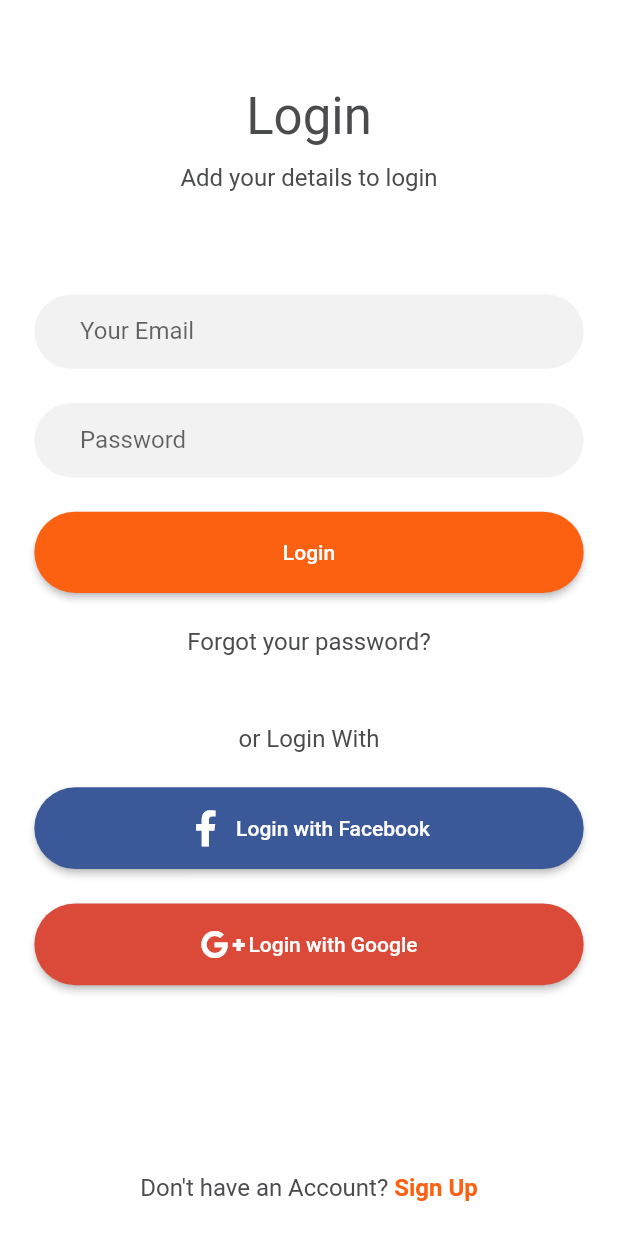
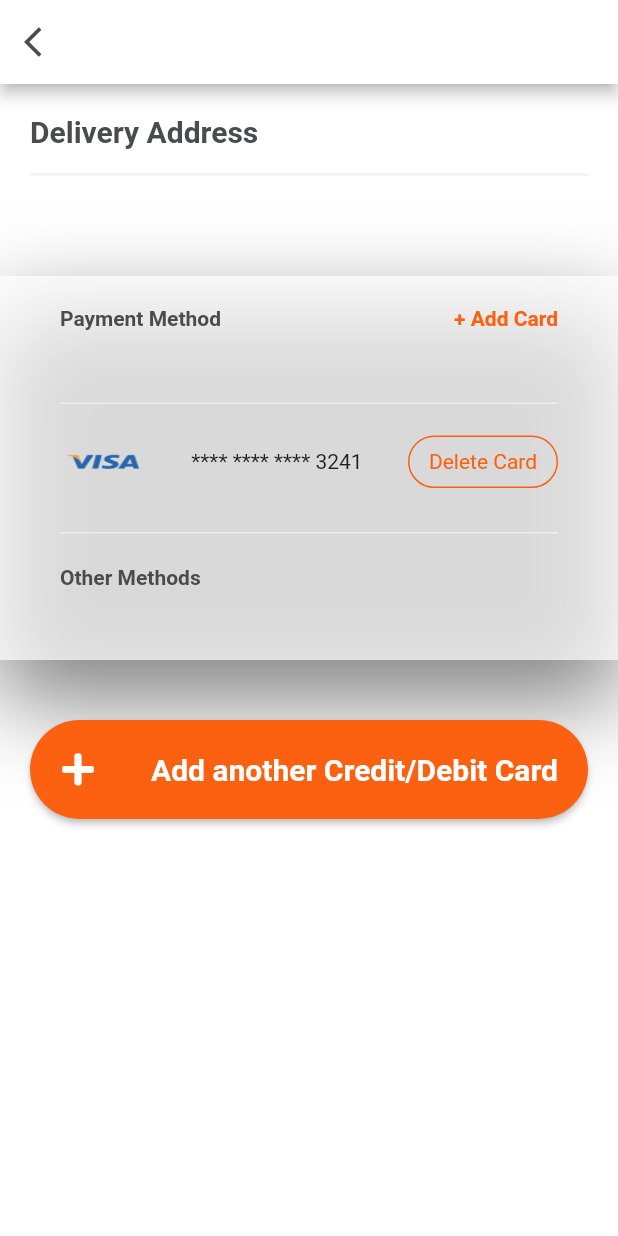
Before and after one commit to imam-swe/Food_Delivery_UI, a Flutter app: the LoginPage screen opened by its route, after a tap on "Login", on a phone screen of 412 x 824 dp. Run offline on Flutter 3.47's test engine with Material 2 defaults, Android fonts, the phone set to English and light mode, and no system bars; our stand-ins replace flutter_screenutil, font_awesome_flutter; missing offline and left inert: flutter_slider_indicator.

Commit message:
create checkout files & pages

```diff
--- a/lib/constants.dart
+++ b/lib/constants.dart
@@ -3,3 +3,5 @@
 const String kRouteStarter = '/starter';
 const String kRouteLogin = '/login';
 const String kRouteRegister = '/register';
+//checkout
+const String kRouteThank = '/thank';
--- a/lib/main.dart
+++ b/lib/main.dart
@@ -1,3 +1,4 @@
+
 import 'package:ecommerce_meal_monkey/constants.dart';
 import 'package:ecommerce_meal_monkey/src/pages/pages.dart';
 import 'package:ecommerce_meal_monkey/styles/styles.dart';
@@ -67,6 +68,9 @@
           kRouteStarter: (context) => const StarterPage(),
           kRouteLogin: (context) => const LoginPage(),
           kRouteRegister: (context) => const RegisterPage(),
+
+          //checkout
+          kRouteThank: (context) => const ThankPage(),
         },
         debugShowCheckedModeBanner: false,
       ),
--- /dev/null
+++ b/lib/src/pages/checkouts/thank_you_page.dart
@@ -0,0 +1,451 @@
+part of pages;
+
+class ThankPage extends StatefulWidget {
+  const ThankPage({Key? key}) : super(key: key);
+
+  @override
+  _ThankPageState createState() => _ThankPageState();
+}
+
+class _ThankPageState extends State<ThankPage> {
+  bool isSwitched = false;
+  var textValue = 'Switch is OFF';
+
+  @override
+  Widget build(BuildContext context) {
+    final size = MediaQuery.of(context).size;
+    return Scaffold(
+      backgroundColor: Colors.white,
+      appBar: AppBar(
+        backgroundColor: Colors.white,
+        leading: GestureDetector(
+          onTap: () {/* Write listener code here */},
+          child: const Icon(
+            Icons.arrow_back_ios,
+            color: primaryFontColor, // add custom icons also
+          ),
+        ),
+        title: const Padding(
+          padding: EdgeInsets.all(8.0),
+          child: Text(
+            "Chechout",
+            style: TextStyle(fontSize: 20, fontWeight: FontWeight.bold),
+          ),
+        ),
+        actions: [
+          Padding(
+            padding: const EdgeInsets.only(right: 15.0),
+            child: IconButton(
+                onPressed: () {},
+                icon: const Icon(FontAwesomeIcons.shoppingCart)),
+          )
+        ],
+      ),
+      body: Column(
+        children: [
+          Expanded(
+            flex: 1,
+            child: Padding(
+              padding: const EdgeInsets.symmetric(horizontal: 20, vertical: 20),
+              child: Column(
+                crossAxisAlignment: CrossAxisAlignment.start,
+                children: [
+                  FittedBox(
+                    fit: BoxFit.fitWidth,
+                    child: Text(
+                      //"Customize your payment method",
+                      "Delivery Address",
+                      style: Theme.of(context).textTheme.headline5!.copyWith(
+                          color: primaryFontColor,
+                          fontWeight: FontWeight.bold,
+                          fontSize: 20),
+                    ),
+                  ),
+                  SizedBox(
+                    height: size.height * .02,
+                  ),
+                  Container(
+                    height: size.height * .002,
+                    width: size.width,
+                    color: placeholderColor,
+                  )
+                ],
+              ),
+            ),
+          ),
+          Expanded(
+            flex: 2,
+            child: Container(
+              height: size.height,
+              width: size.width,
+              decoration: BoxDecoration(
+                color: Colors.white70,
+                boxShadow: [
+                  BoxShadow(
+                    color: Colors.black12.withOpacity(0.5),
+                    spreadRadius: 2,
+                    blurRadius: 50,
+                    offset: const Offset(0, 25), // changes position of shadow
+                  ),
+                ],
+              ),
+              child: Padding(
+                padding:
+                    const EdgeInsets.symmetric(horizontal: 40, vertical: 20),
+                child: Column(
+                  children: [
+                    Expanded(
+                      flex: 1,
+                      child: Column(
+                        children: [
+                          Row(
+                            mainAxisAlignment: MainAxisAlignment.spaceBetween,
+                            children: [
+                              FittedBox(
+                                fit: BoxFit.fitWidth,
+                                child: Text(
+                                  "Payment Method",
+                                  style: Theme.of(context)
+                                      .textTheme
+                                      .bodyText2!
+                                      .copyWith(
+                                        color: primaryFontColor,
+                                        fontWeight: FontWeight.bold,
+                                        //fontSize: 20,
+                                      ),
+                                ),
+                              ),
+                              const FittedBox(
+                                fit: BoxFit.fitWidth,
+                                child: Text(
+                                  '+ Add Card',
+                                  style: TextStyle(
+                                    color: mainColor,
+                                    fontWeight: FontWeight.bold,
+                                  ),
+                                ),
+                              ),
+                            ],
+                          ),
+                        ],
+                      ),
+                    ),
+                    Expanded(
+                      flex: 1,
+                      child: Column(
+                        mainAxisAlignment: MainAxisAlignment.center,
+                        children: [
+                          Container(
+                            height: 2.h,
+                            color: placeholderColor,
+                          ),
+                        ],
+                      ),
+                    ),
+                    Expanded(
+                      flex: 1,
+                      child: Column(
+                        children: [
+                          Row(
+                            mainAxisAlignment: MainAxisAlignment.spaceBetween,
+                            children: [
+                              SizedBox(
+                                height: 90.h,
+                                width: 150.w,
+                                child: Image.asset(
+                                  "assets/visa.png",
+                                  fit: BoxFit.fill,
+                                ),
+                              ),
+                              const FittedBox(
+                                fit: BoxFit.fitWidth,
+                                child: Text("**** **** **** 3241"),
+                              ),
+                              Container(
+                                alignment: Alignment.center,
+                                height: 35,
+                                width: 100,
+                                decoration: BoxDecoration(
+                                    borderRadius: BorderRadius.circular(50),
+                                    border: Border.all(color: mainColor)),
+                                child: const FittedBox(
+                                  fit: BoxFit.fitWidth,
+                                  child: Text(
+                                    "Delete Card",
+                                    style: TextStyle(color: mainColor),
+                                  ),
+                                ),
+                              ),
+                            ],
+                          ),
+                        ],
+                      ),
+                    ),
+                    Expanded(
+                      flex: 1,
+                      child: Column(
+                        mainAxisAlignment: MainAxisAlignment.center,
+                        children: [
+                          Container(
+                            height: 2.h,
+                            color: placeholderColor,
+                          ),
+                        ],
+                      ),
+                    ),
+                    Expanded(
+                      flex: 1,
+                      child: Column(
+                        children: [
+                          Row(
+                            mainAxisAlignment: MainAxisAlignment.spaceBetween,
+                            children: [
+                              FittedBox(
+                                fit: BoxFit.fitWidth,
+                                child: Text(
+                                  "Other Methods",
+                                  style: Theme.of(context)
+                                      .textTheme
+                                      .bodyText2!
+                                      .copyWith(
+                                        color: primaryFontColor,
+                                        fontWeight: FontWeight.bold,
+                                        //fontSize: 20,
+                                      ),
+                                ),
+                              ),
+                            ],
+                          ),
+                        ],
+                      ),
+                    ),
+                  ],
+                ),
+              ),
+            ),
+          ),
+          Expanded(
+            flex: 3,
+            child: Padding(
+              padding: const EdgeInsets.symmetric(horizontal: 20, vertical: 40),
+              child: Column(
+                children: [
+                  SizedBox(
+                    height: size.height * .08,
+                    width: size.width,
+                    //padding: EdgeInsets.symmetric(vertical: 20),
+
+                    child: ElevatedButton(
+                      style: ElevatedButton.styleFrom(
+                        shape: RoundedRectangleBorder(
+                          borderRadius: BorderRadius.circular(50),
+                        ),
+                        padding: const EdgeInsets.symmetric(horizontal: 10),
+                        minimumSize: const Size(5, 5),
+                      ),
+                      onPressed: () {
+                        _showModalBottomSheet(size.height * .8, context);
+                      },
+                      child: Padding(
+                        padding: const EdgeInsets.symmetric(horizontal: 10),
+                        child: Row(
+                          mainAxisAlignment: MainAxisAlignment.spaceBetween,
+                          children: [
+                            const FittedBox(
+                              fit: BoxFit.fitWidth,
+                              child: Icon(
+                                FontAwesomeIcons.plus,
+                              ),
+                            ),
+                            FittedBox(
+                              fit: BoxFit.fitWidth,
+                              child: Text(
+                                "Add another Credit/Debit Card",
+                                style: Theme.of(context)
+                                    .textTheme
+                                    .bodyText2!
+                                    .copyWith(
+                                      color: Colors.white,
+                                      fontWeight: FontWeight.bold,
+                                      fontSize: 20,
+                                    ),
+                              ),
+                            ),
+                          ],
+                        ),
+                      ),
+                    ),
+                  ),
+                ],
+              ),
+            ),
+          ),
+        ],
+      ),
+    );
+  }
+
+  _showModalBottomSheet(var size, BuildContext context) {
+    showModalBottomSheet(
+      backgroundColor: Colors.transparent,
+      isScrollControlled: true,
+      context: context,
+      builder: (context) {
+        return Container(
+          height: size,
+          width: double.infinity,
+          //color: Colors.grey.shade200,
+          alignment: Alignment.center,
+          decoration: BoxDecoration(
+              color: Colors.grey.shade200,
+              borderRadius: const BorderRadius.only(
+                  topLeft: Radius.circular(20), topRight: Radius.circular(20))),
+          child: Padding(
+            padding: const EdgeInsets.symmetric(horizontal: 10, vertical: 10),
+            child: Column(
+              mainAxisAlignment: MainAxisAlignment.spaceBetween,
+              children: [
+                Row(
+                  mainAxisAlignment: MainAxisAlignment.spaceBetween,
+                  children: const [
+                    FittedBox(
+                      fit: BoxFit.fitWidth,
+                      child: Text("Add Credit/Debit Card"),
+                    ),
+                    FittedBox(
+                      fit: BoxFit.fitWidth,
+                      child: Icon(Icons.cancel_outlined),
+                    )
+                  ],
+                ),
+                TextField(
+                  onChanged: (value) {},
+                  decoration: const InputDecoration(
+//                  border: OutlineInputBorder(
+//                    borderRadius: BorderRadius.circular(50)
+//                  ),
+                    labelText: 'Card Number',
+                    isDense: true, // Added this
+                    contentPadding: EdgeInsets.all(22), // Added this
+                  ),
+                ),
+                Row(
+                  mainAxisAlignment: MainAxisAlignment.spaceBetween,
+                  children: [
+                    const FittedBox(
+                      fit: BoxFit.fitWidth,
+                      child: Text("Expiry"),
+                    ),
+                    SizedBox(
+                      width: 100,
+                      child: TextField(
+                        onChanged: (value) {},
+                        decoration: const InputDecoration(
+                          labelText: 'MM',
+                          isDense: true, // Added this
+                          contentPadding: EdgeInsets.all(22), // Added this
+                        ),
+                      ),
+                    ),
+                    SizedBox(
+                      width: 100,
+                      child: TextField(
+                        onChanged: (value) {},
+                        decoration: const InputDecoration(
+                          labelText: 'YY',
+                          isDense: true, // Added this
+                          contentPadding: EdgeInsets.all(22), // Added this
+                        ),
+                      ),
+                    ),
+                  ],
+                ),
+                TextField(
+                  onChanged: (value) {},
+                  decoration: const InputDecoration(
+                    labelText: 'Sequrity Code',
+                    isDense: true, // Added this
+                    contentPadding: EdgeInsets.all(22), // Added this
+                  ),
+                ),
+                TextField(
+                  onChanged: (value) {},
+                  decoration: const InputDecoration(
+                    labelText: 'First Name',
+                    isDense: true, // Added this
+                    contentPadding: EdgeInsets.all(22), // Added this
+                  ),
+                ),
+                TextField(
+                  onChanged: (value) {},
+                  decoration: const InputDecoration(
+                    labelText: 'Last Name',
+                    isDense: true, // Added this
+                    contentPadding: EdgeInsets.all(22), // Added this
+                  ),
+                ),
+                Row(
+                  mainAxisAlignment: MainAxisAlignment.spaceBetween,
+                  children: [
+                    FittedBox(
+                      fit: BoxFit.fitWidth,
+                      child: Text(
+                        "You can remove this card\nat any time",
+                        style: Theme.of(context).textTheme.headline5!.copyWith(
+                              color: primaryFontColor,
+                              fontWeight: FontWeight.bold,
+                              fontSize: 18,
+                            ),
+                      ),
+                    ),
+                    Switch(
+                      value: isSwitched,
+                      onChanged: (value) {
+                        setState(() {
+                          isSwitched = value;
+                        });
+                      },
+                      activeTrackColor: Colors.yellow,
+                      activeColor: Colors.orangeAccent,
+                    ),
+                  ],
+                ),
+                ElevatedButton(
+                  onPressed: () {
+                    _showModalBottomSheet(size.height * .7, context);
+                  },
+                  child: Padding(
+                    padding: const EdgeInsets.symmetric(horizontal: 80),
+                    child: Row(
+                      mainAxisAlignment: MainAxisAlignment.center,
+                      children: [
+                        const FittedBox(
+                          fit: BoxFit.fitWidth,
+                          child: Icon(
+                            FontAwesomeIcons.plus,
+                          ),
+                        ),
+                        FittedBox(
+                          fit: BoxFit.fitWidth,
+                          child: Text(
+                            "Add Card",
+                            style:
+                                Theme.of(context).textTheme.bodyText2!.copyWith(
+                                      color: Colors.white,
+                                      fontWeight: FontWeight.bold,
+                                      fontSize: 20,
+                                    ),
+                          ),
+                        ),
+                      ],
+                    ),
+                  ),
+                ),
+              ],
+            ),
+          ),
+        );
+      },
+    );
+  }
+}
--- a/lib/src/pages/entry/login_page.dart
+++ b/lib/src/pages/entry/login_page.dart
@@ -35,7 +35,10 @@
               ),
               SizedBox(height: kVerticalPadding),
               ElevatedButton(
-                onPressed: () {},
+                onPressed: () {
+                  //checkout
+                  Navigator.pushReplacementNamed(context, kRouteThank);
+                },
                 child: const Text("Login"),
               ),
               SizedBox(height: kVerticalPadding),
--- a/lib/src/pages/entry/splash_page.dart
+++ b/lib/src/pages/entry/splash_page.dart
@@ -25,6 +25,7 @@
           Image.asset(
             'assets/splash_background1.png',
             // 'assets/splash101.jpg',
+            // 'assets/splashbg1.jpg',
             fit: BoxFit.fill,
           ),
           const SplashLogo(),
--- a/lib/src/pages/pages.dart
+++ b/lib/src/pages/pages.dart
@@ -11,6 +11,7 @@
 import 'package:flutter_slider_indicator/flutter_slider_indicator.dart';
 import 'package:font_awesome_flutter/font_awesome_flutter.dart';
 
+
 part 'entry/splash_page.dart';
 part 'entry/intro_page.dart';
 part 'entry/starter_page.dart';
@@ -19,3 +20,7 @@
 part 'reset_password/enter_email.dart';
 part 'reset_password/enter_otp.dart';
 part 'reset_password/new_password.dart';
+
+
+//checkout
+part 'checkouts/thank_you_page.dart';
```
Also changed, not shown: lib/src/pages/reset_password/enter_otp.dart (+13 -5 lines), assets/splashbg1.jpg (added), assets/visa.png (added).
